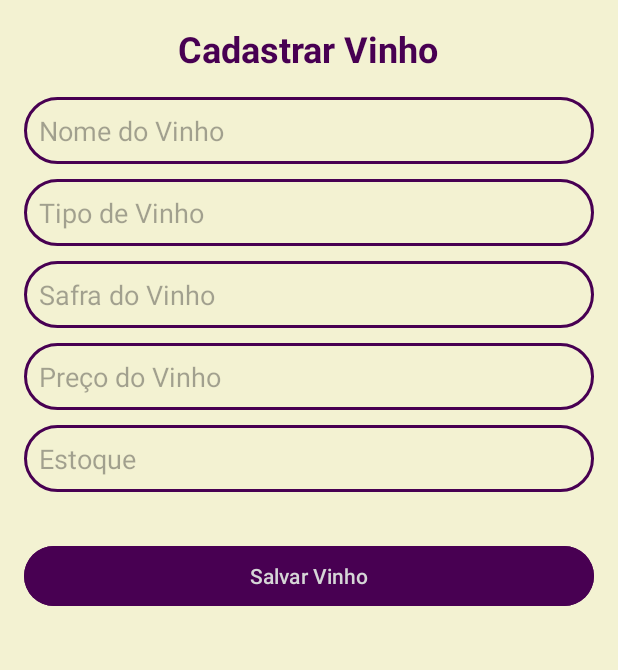
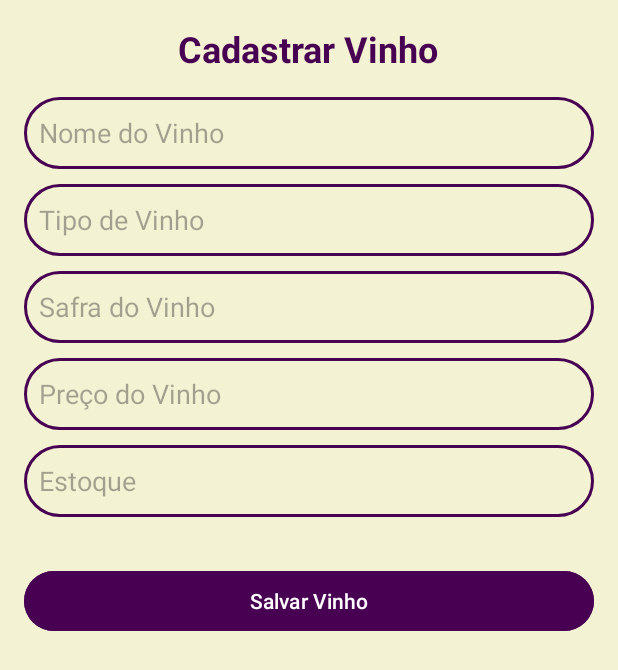
Before and after one commit to JPKyzzor/TrabalhoVinho, an Android app: the layout activity_cadastrar_vinhos.xml on its own in the app's theme, with its tools: preview values and no code run, on a phone screen of 412 x 824 dp. Shown: the top 670 px of the screen. Run offline under Robolectric (Android 15) with nearby library versions, the light colour scheme and no system bars.

Commit message:
Corrigido design dos botões e adicionado strings dos botoes no xml

```diff
--- a/app/src/main/res/layout/activity_cadastrar_vinhos.xml
+++ b/app/src/main/res/layout/activity_cadastrar_vinhos.xml
@@ -20,56 +20,61 @@
         android:id="@+id/nomedovinho"
         android:layout_width="match_parent"
         android:layout_height="wrap_content"
+        android:layout_marginBottom="10dp"
+        android:background="@drawable/button_background"
         android:hint="Nome do Vinho"
         android:inputType="text"
-        android:background="@drawable/button_background"
+        android:minHeight="48dp"
         android:padding="10dp"
-        android:textColor="@color/novoroxo"
-        android:layout_marginBottom="10dp" />
+        android:textColor="@color/novoroxo" />
 
     <EditText
         android:id="@+id/tipodovinho"
         android:layout_width="match_parent"
         android:layout_height="wrap_content"
+        android:layout_marginBottom="10dp"
+        android:background="@drawable/button_background"
         android:hint="Tipo de Vinho"
         android:inputType="text"
-        android:background="@drawable/button_background"
+        android:minHeight="48dp"
         android:padding="10dp"
-        android:textColor="@color/novoroxo"
-        android:layout_marginBottom="10dp" />
+        android:textColor="@color/novoroxo" />
 
     <EditText
         android:id="@+id/safradovinho"
         android:layout_width="match_parent"
         android:layout_height="wrap_content"
+        android:layout_marginBottom="10dp"
+        android:background="@drawable/button_background"
         android:hint="Safra do Vinho"
         android:inputType="number"
-        android:background="@drawable/button_background"
+        android:minHeight="48dp"
         android:padding="10dp"
-        android:textColor="@color/novoroxo"
-        android:layout_marginBottom="10dp" />
+        android:textColor="@color/novoroxo" />
 
     <EditText
         android:id="@+id/precodovinho"
         android:layout_width="match_parent"
         android:layout_height="wrap_content"
+        android:layout_marginBottom="10dp"
+        android:background="@drawable/button_background"
         android:hint="Preço do Vinho"
         android:inputType="numberDecimal"
-        android:background="@drawable/button_background"
+        android:minHeight="48dp"
         android:padding="10dp"
-        android:textColor="@color/novoroxo"
-        android:layout_marginBottom="10dp" />
+        android:textColor="@color/novoroxo" />
 
     <EditText
         android:id="@+id/estoquedevinho"
         android:layout_width="match_parent"
         android:layout_height="wrap_content"
+        android:layout_marginBottom="16dp"
+        android:background="@drawable/button_background"
         android:hint="Estoque"
         android:inputType="number"
-        android:background="@drawable/button_background"
+        android:minHeight="48dp"
         android:padding="10dp"
-        android:textColor="@color/novoroxo"
-        android:layout_marginBottom="16dp" />
+        android:textColor="@color/novoroxo" />
 
     <Button
         android:id="@+id/saveWineButton"
@@ -77,7 +82,7 @@
         android:layout_height="wrap_content"
         android:text="Salvar Vinho"
         android:backgroundTint="@color/novoroxo"
-        android:textColor="@color/white"
+        android:textColor="@color/branco"
         android:layout_marginTop="16dp" />
 
 </LinearLayout>
--- a/app/src/main/res/layout/activity_formulario_compras.xml
+++ b/app/src/main/res/layout/activity_formulario_compras.xml
@@ -55,7 +55,7 @@
         android:layout_height="wrap_content"
         android:text="@string/cadastrar_compra"
         android:backgroundTint="@color/novoroxo"
-        android:textColor="@color/white"
+        android:textColor="@color/branco"
         android:layout_marginTop="24dp"
         android:enabled="false" />
 
--- a/app/src/main/res/layout/activity_formulario_usuario.xml
+++ b/app/src/main/res/layout/activity_formulario_usuario.xml
@@ -85,7 +85,7 @@
         android:layout_height="wrap_content"
         android:text="@string/cadastrar"
         android:backgroundTint="@color/novoroxo"
-        android:textColor="@color/white"
+        android:textColor="@color/branco"
         android:layout_marginTop="24dp" />
 
     <Button
--- a/app/src/main/res/layout/activity_pagina_login.xml
+++ b/app/src/main/res/layout/activity_pagina_login.xml
@@ -55,7 +55,7 @@
         android:layout_height="wrap_content"
         android:text="Entrar"
         android:backgroundTint="@color/novoroxo"
-        android:textColor="@color/white"
+        android:textColor="@color/branco"
         android:layout_marginTop="24dp"
         android:layout_marginStart="16dp"
         android:layout_marginEnd="16dp" />
--- a/app/src/main/res/layout/item_cliente.xml
+++ b/app/src/main/res/layout/item_cliente.xml
@@ -41,7 +41,7 @@
         android:layout_height="wrap_content"
         android:text="Editar"
         android:backgroundTint="@color/novoroxo"
-        android:textColor="@color/white"
+        android:textColor="@color/branco"
         android:layout_gravity="end"
         android:layout_marginTop="8dp" />
 </LinearLayout>
--- a/app/src/main/res/values/strings.xml
+++ b/app/src/main/res/values/strings.xml
@@ -34,6 +34,12 @@
     <string name="logo_do_aplicativo">Logo do aplicativo</string>
     <string name="cadastrar_novo_cliente1">Cadastrar Novo Cliente</string>
     <string name="lista_de_clientes1">Lista de Clientes</string>
+    <string name="cadastrar_compra">Cadastrar Compra</string>
+    <string name="valor_total_venda">Valor total da venda</string>
+    <string name="quantidade_vinhos">Quantidade de vinhos</string>
+    <string name="voltar">Voltar</string>
+    <string name="selecione_cliente">Selecionar cliente</string>
+    <string name="selecione_vinho">Selecionar vinho</string>
 
     //Itens clientes
     <string name="placeholderNomeCliente">Exemplo da Silva</string>
```
Also changed, not shown: app/src/main/res/layout/activity_formulario_clientes.xml (+19 -13 lines).
